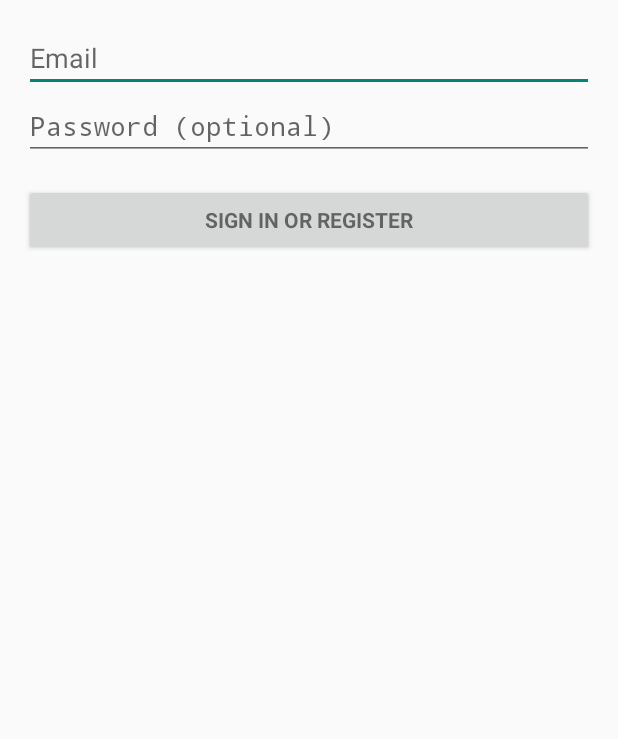
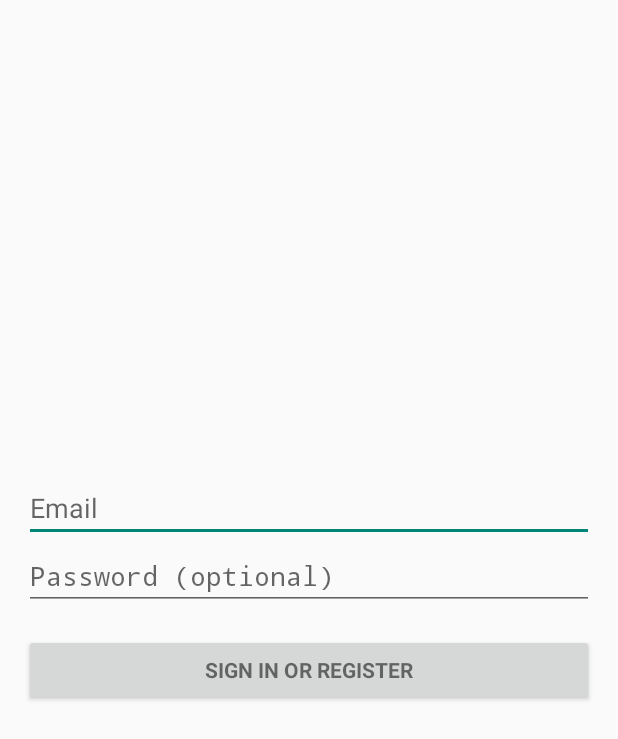
Before and after one commit to tchordia-zz/SugarDaddy, an Android app: the LoginActivity screen opened directly, with no data from a screen before it, on a phone screen of 412 x 824 dp. Shown: the top 739 px of the screen. Run offline under Robolectric (Android 15) with nearby library versions, the phone set to English and light mode, and no system bars; libraries missing offline, so code that uses them is left out: com.parse; 4 statements that could not run were skipped.

Commit message:
moved login

```diff
--- a/app/src/main/res/layout/activity_login.xml
+++ b/app/src/main/res/layout/activity_login.xml
@@ -7,6 +7,11 @@
     android:paddingTop="@dimen/activity_vertical_margin" tools:context=".LoginActivity">
 
     <!-- Login progress -->
+    <ImageView
+        android:layout_width="wrap_content"
+        android:layout_height="wrap_content"
+        android:id="@+id/iv_background" />
+
     <ProgressBar android:id="@+id/login_progress" style="?android:attr/progressBarStyleLarge"
         android:layout_width="wrap_content" android:layout_height="wrap_content"
         android:layout_marginBottom="8dp" android:visibility="gone" />
@@ -20,7 +25,8 @@
             <AutoCompleteTextView android:id="@+id/email" android:layout_width="match_parent"
                 android:layout_height="wrap_content" android:hint="@string/prompt_email"
                 android:inputType="textEmailAddress" android:maxLines="1"
-                android:singleLine="true" />
+                android:singleLine="true"
+                android:layout_marginTop="300dp" />
 
             <EditText android:id="@+id/password" android:layout_width="match_parent"
                 android:layout_height="wrap_content" android:hint="@string/prompt_password"
```
